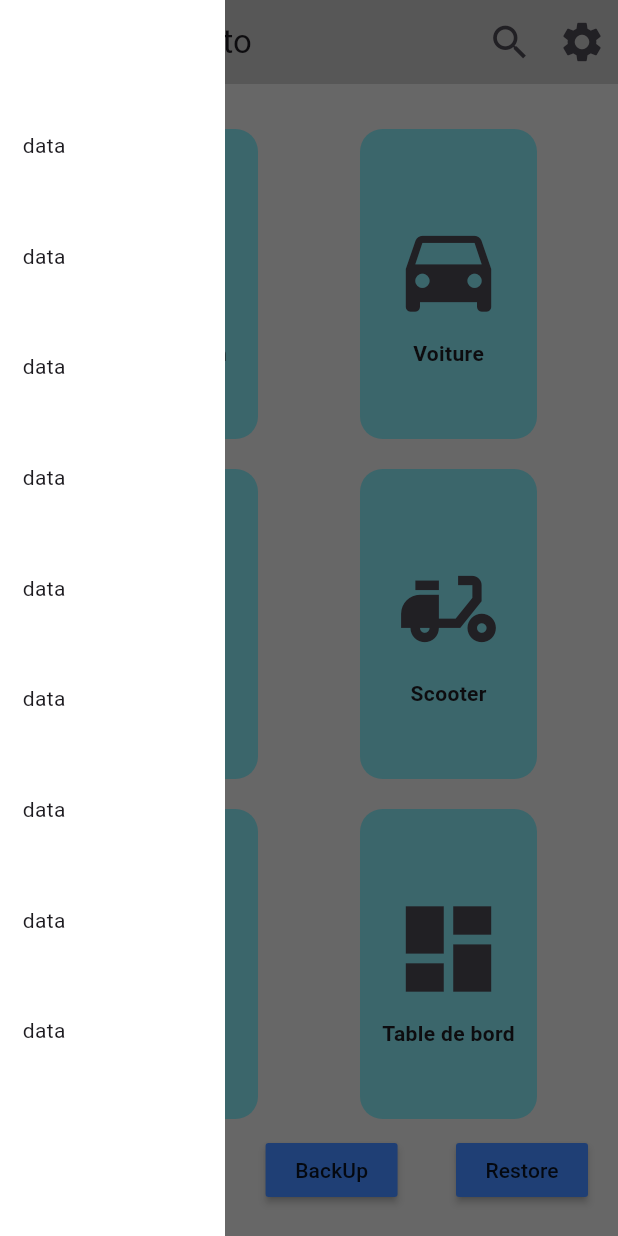
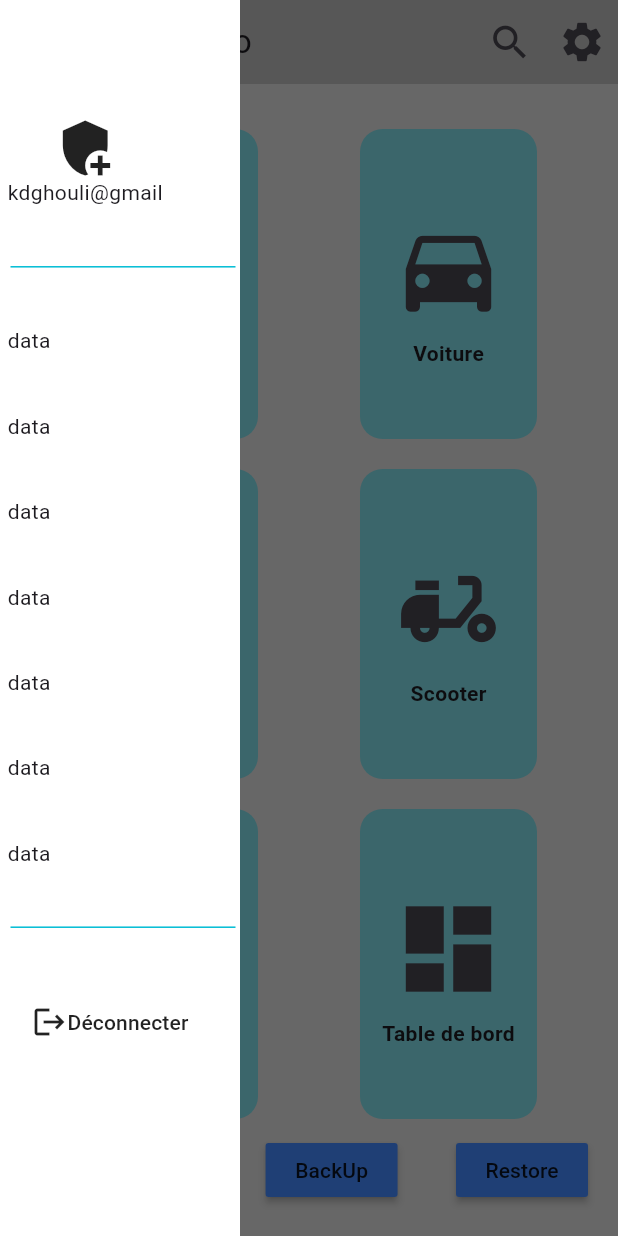
Before and after one commit to kdghouli/app_parc, a Flutter app: the HomePage screen opened directly, with the side drawer open, on a phone screen of 412 x 824 dp. Run offline on Flutter 3.47's test engine with Material 3 defaults, Android fonts, the phone set to English and light mode, and no system bars; our stand-ins replace dio, get, get_storage, permission_handler, sqflite; accounts and stored records are empty; network calls fail.

Commit message:
211224 v5

```diff
--- a/lib/my_drawer.dart
+++ b/lib/my_drawer.dart
@@ -1,18 +1,39 @@
+import 'package:app_parc/controllers/login_controller.dart';
+import 'package:app_parc/view/auth/signin_view.dart';
 import 'package:flutter/material.dart';
+import 'package:get/get.dart';
 
 class MyDrawer extends StatelessWidget {
-  const MyDrawer({super.key});
-
+  MyDrawer({super.key});
+  LoginController controller = Get.put(LoginController());
   @override
   Widget build(BuildContext context) {
     return Container(
       color: Colors.white,
-      padding: EdgeInsets.only(top: 60, bottom: 100, left: 15),
-      width: 150,
-      child: Column(
+      padding: EdgeInsets.only(top: 60, bottom: 100, left: 5),
+      width: 160,
+      child: GetBuilder<LoginController>(
+        builder: (controller) => Column(
             crossAxisAlignment: CrossAxisAlignment.start,
             mainAxisAlignment: MainAxisAlignment.spaceAround,
             children: [
+              Column(
+                  mainAxisSize: MainAxisSize.max,
+                  mainAxisAlignment: MainAxisAlignment.spaceBetween,
+                  children: [
+                    Icon(
+                      Icons.add_moderator,
+                      size: 40,
+                    ),
+                    Text("kdghouli@gmail"),
+                  ]),
+              Divider(
+                indent: 2,
+                endIndent: 3,
+                height: 5,
+                thickness: 1,
+                color: Colors.cyan,
+              ),
               Text("data"),
               Text("data"),
               Text("data"),
@@ -20,9 +41,21 @@ class MyDrawer extends StatelessWidget {
               Text("data"),
               Text("data"),
               Text("data"),
-          Text("data"),
-          Text("data"),
-        ],
+              Divider(
+                indent: 2,
+                endIndent: 3,
+                height: 5,
+                thickness: 1,
+                color: Colors.cyan,
+              ),
+              MaterialButton(
+                  onPressed: () {
+                    controller.logout();
+                    Get.off(() => SignInView());
+                  },
+                  child:
+                      Row(children: [Icon(Icons.logout), Text("Déconnecter")])),
+            ]),
       ),
     );
   }
--- a/lib/view/auth/signin_view.dart
+++ b/lib/view/auth/signin_view.dart
@@ -27,12 +27,6 @@ class SignInView extends StatelessWidget {
         backgroundColor: Colors.grey[400],
         appBar: AppBar(
           backgroundColor: Colors.grey,
-          actions: [
-            IconButton(
-              icon: Icon(Icons.logout),
-              onPressed: controller.logout,
-            ),
-          ],
         ),
         body: GetBuilder<LoginController>(
             builder: (controller) => Column(children: [
```
Lines whose indentation alone changed are shown as unchanged.
